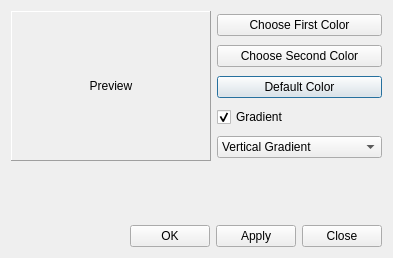
The window that BackgroundColor.ui (01Hub/ModelViewer) describes before a commit, drawn with Qt 5.
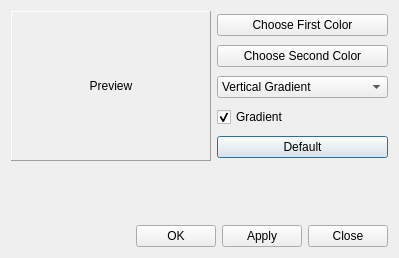
The same window after the commit.

Commit message: Rearranged combo and check box, renamed button to "Default"

Diff of the .ui file:
```diff
--- a/BackgroundColor.ui
+++ b/BackgroundColor.ui
@@ -9,7 +9,7 @@
    <rect>
     <x>0</x>
     <y>0</y>
-    <width>363</width>
+    <width>399</width>
     <height>258</height>
    </rect>
   </property>
@@ -69,23 +69,6 @@
          </property>
         </widget>
        </item>
-       <item>
-        <widget class="QPushButton" name="pushButtonDefaultColor">
-         <property name="text">
-          <string>Default Color</string>
-         </property>
-        </widget>
-       </item>
-       <item>
-        <widget class="QCheckBox" name="checkBoxGrad">
-         <property name="text">
-          <string>Gradient</string>
-         </property>
-         <property name="checked">
-          <bool>true</bool>
-         </property>
-        </widget>
-       </item>
        <item>
         <widget class="QComboBox" name="comboBoxGradientStyle">
          <item>
@@ -110,6 +93,23 @@
          </item>
         </widget>
        </item>
+       <item>
+        <widget class="QCheckBox" name="checkBoxGrad">
+         <property name="text">
+          <string>Gradient</string>
+         </property>
+         <property name="checked">
+          <bool>true</bool>
+         </property>
+        </widget>
+       </item>
+       <item>
+        <widget class="QPushButton" name="pushButtonDefaultColor">
+         <property name="text">
+          <string>Default</string>
+         </property>
+        </widget>
+       </item>
       </layout>
      </item>
     </layout>
```
Left out of the diff: 17 changed lines with no effect on the pictures.
